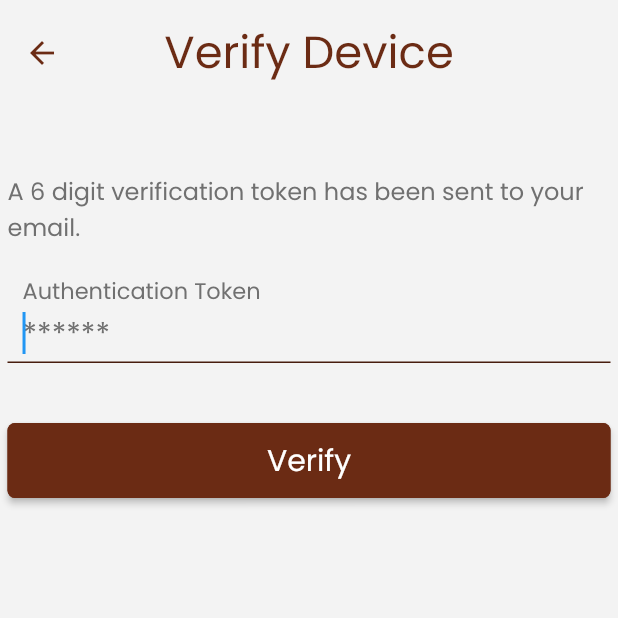
After one commit to SpicyGuitarAcademy/spicyguitaracademy_app, a Flutter app: the VerifyDevicePage screen opened by its route, on a phone screen of 412 x 824 dp, the top half of it. The commit adds this screen. Run offline on Flutter 3.47's test engine with Material 2 defaults, Android fonts, the phone set to English and light mode, and no system bars; our stand-ins replace accordion, chewie, device_info_plus, file_picker, flutter_svg, shared_preferences and 1 more; missing offline and left inert: chewie_audio, flutter_paystack, soundpool; accounts and stored records are empty; network calls fail; project files that could hold a hidden picture were left out.

Commit message:
added the single device feature

```diff
--- a/lib/main.dart
+++ b/lib/main.dart
@@ -1,6 +1,7 @@
 import 'package:flutter/material.dart';
 import 'package:flutter/services.dart';
 import 'package:provider/provider.dart';
+import 'package:spicyguitaracademy_app/pages/public/verify_device.dart';
 import 'package:spicyguitaracademy_app/providers/Assignment.dart';
 import 'package:spicyguitaracademy_app/providers/Courses.dart';
 import 'package:spicyguitaracademy_app/providers/Lessons.dart';
@@ -176,6 +177,7 @@ class SpicyGuitarAcademy extends StatelessWidget {
             new TermsAndCondition(),
         // '/privacy': (BuildContext context) => new PrivacyPolicy(),
         '/login': (BuildContext context) => new LoginPage(),
+        '/verify-device': (BuildContext context) => new VerifyDevicePage(),
         '/forgot_password': (BuildContext context) => new ForgotPasswordPage(),
         '/verify': (BuildContext context) => new VerifyPage(),
         '/resetpassword': (BuildContext context) => new ResetPasswordPage(),
--- a/lib/pages/public/login_page.dart
+++ b/lib/pages/public/login_page.dart
@@ -138,6 +138,12 @@ class LoginPageState extends State<LoginPage> {
       await student.signin(_email.text, _pass.text);
       _pass.text = "";
 
+      dynamic resp = await student.verifyDevice();
+      if (resp['status'] == false) {
+        error(context, resp['message']);
+        Navigator.pushNamed(context, '/verify-device');
+      }
+
       Navigator.pop(context);
 
       if (student.status != 'active') {
--- /dev/null
+++ b/lib/pages/public/verify_device.dart
@@ -0,0 +1,121 @@
+import 'package:flutter/material.dart';
+import 'package:provider/provider.dart';
+import 'package:spicyguitaracademy_app/providers/Student.dart';
+import 'package:spicyguitaracademy_app/utils/constants.dart';
+import 'package:spicyguitaracademy_app/utils/functions.dart';
+import 'package:spicyguitaracademy_app/widgets/modals.dart';
+
+class VerifyDevicePage extends StatefulWidget {
+  @override
+  VerifyDevicePageState createState() => new VerifyDevicePageState();
+}
+
+class VerifyDevicePageState extends State<VerifyDevicePage> {
+  // properties
+  TextEditingController _token = TextEditingController();
+
+  @override
+  void initState() {
+    super.initState();
+  }
+
+  @override
+  Widget build(BuildContext context) {
+    return Consumer<Student>(builder: (BuildContext context, student, child) {
+      return Scaffold(
+          appBar: AppBar(
+            toolbarHeight: 70,
+            iconTheme: IconThemeData(color: brown),
+            backgroundColor: grey,
+            centerTitle: true,
+            title: Text(
+              'Verify Device',
+              style: TextStyle(
+                  color: brown,
+                  fontSize: 30,
+                  fontFamily: "Poppins",
+                  fontWeight: FontWeight.normal),
+            ),
+            elevation: 0,
+          ),
+          body: SafeArea(
+              minimum: EdgeInsets.all(5.0),
+              child: SingleChildScrollView(
+                  child: Column(
+                      mainAxisAlignment: MainAxisAlignment.start,
+                      children: <Widget>[
+                    SizedBox(height: 40.0),
+
+                    Text(
+                        'A 6 digit verification token has been sent to your email.'),
+                    SizedBox(height: 20.0),
+
+                    // Email field
+                    TextField(
+                      controller: _token,
+                      autofocus: true,
+                      textInputAction: TextInputAction.next,
+                      style: TextStyle(fontSize: 20.0, color: brown),
+                      decoration: InputDecoration(
+                          labelText: "Authentication Token",
+                          hintText: "******"),
+                    ),
+
+                    SizedBox(height: 40.0),
+
+                    Container(
+                      width: MediaQuery.of(context).copyWith().size.width,
+                      child: RaisedButton(
+                        onPressed: () {
+                          verify(student);
+                        },
+                        textColor: Colors.white,
+                        shape: RoundedRectangleBorder(
+                            borderRadius: new BorderRadius.circular(5.0),
+                            side: BorderSide(color: brown)),
+                        padding: EdgeInsets.symmetric(vertical: 10),
+                        child: Text("Verify", style: TextStyle(fontSize: 20.0)),
+                      ),
+                    ),
+                  ]))));
+    });
+  }
+
+  void verify(Student student) async {
+    try {
+      loading(context, message: 'Verifying');
+
+      var resp = await student.resetDevice(_token.text);
+
+      if (resp == true) {
+        Navigator.pop(context);
+
+        // if (student.hasForgottenPassword == true) {
+        //   Navigator.popAndPushNamed(context, "/resetpassword");
+        // } else if (student.isNewStudent == true) {
+        //   Navigator.popAndPushNamed(context, "/login");
+        // } else {
+        //   Navigator.popAndPushNamed(context, "/welcome_note");
+        // }
+      } else {
+        Map<String, dynamic> data = {};
+        String msg = "";
+        if (resp['data'] != null) {
+          data = resp['data'];
+          int count = 1;
+          data.forEach((key, value) {
+            msg += "$count. $value\n";
+            count++;
+          });
+        } else {
+          msg = resp['message'];
+        }
+
+        throw Exception("$msg");
+      }
+    } catch (e) {
+      Navigator.pop(context);
+      error(context, stripExceptions(e), title: 'Verification failed');
+    }
+  }
+}
--- a/lib/providers/Student.dart
+++ b/lib/providers/Student.dart
@@ -78,6 +78,39 @@ class Student extends ChangeNotifier {
       notifyListeners();
 
       return resp;
+    } catch (e) {
+      throw (e);
+    }
+  }
+
+  Future verifyDevice() async {
+    try {
+      dynamic deviceInfo;
+      var resp = await request('/api/verify-device', method: 'POST', body: {
+        'device': deviceInfo
+      }, headers: {
+        'JWToken': Auth.token!,
+        'cache-control': 'max-age=0, must-revalidate'
+      });
+
+      return resp;
+    } catch (e) {
+      throw (e);
+    }
+  }
+
+  Future resetDevice(String _token) async {
+    try {
+      dynamic deviceInfo;
+      var resp = await request('/api/reset-device', method: 'POST', body: {
+        'token': _token,
+        'device': deviceInfo
+      }, headers: {
+        'JWToken': Auth.token!,
+        'cache-control': 'max-age=0, must-revalidate'
+      });
+
+      return resp['status'];
     } catch (e) {
       throw (e);
     }
--- a/pubspec.yaml
+++ b/pubspec.yaml
@@ -30,6 +30,9 @@ dependencies:
 
   # For Http
   http: ^0.13.3
+
+  # For device info
+  device_info_plus: ^3.0.1
 
   # For state management
   provider: ^5.0.0
```
Also changed, not shown: lib/pages/public/welcome_page.dart (+8 -0 lines), lib/services/device_info.dart (added, +18 -0 lines), pubspec.lock.
